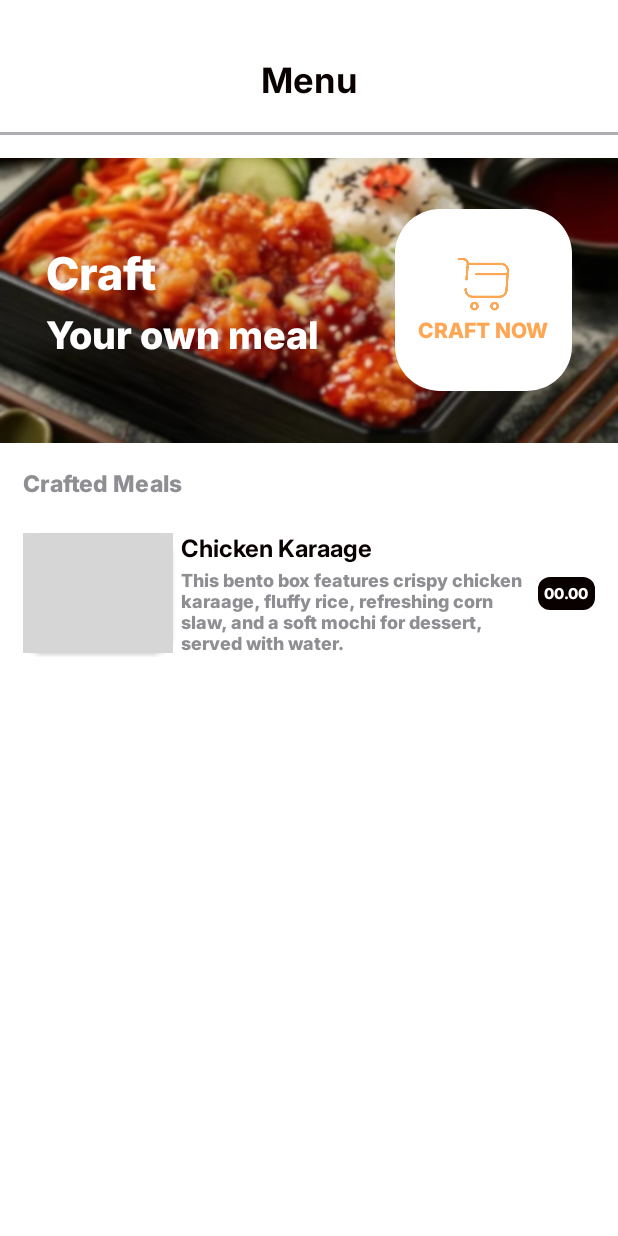
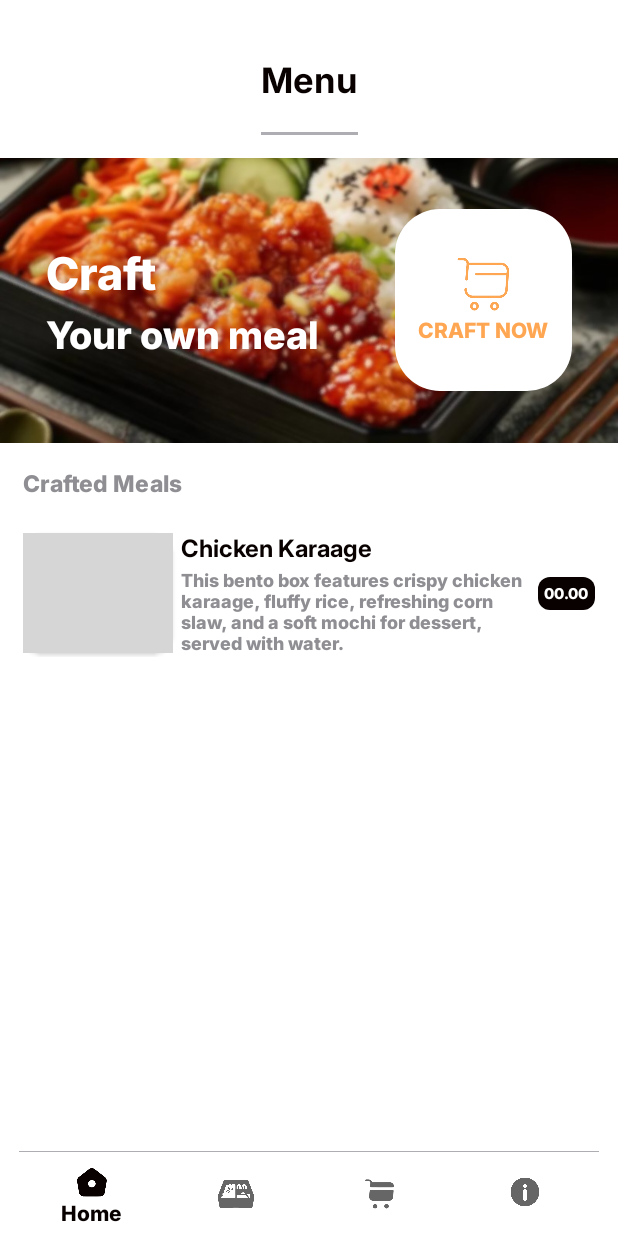
Before and after one commit to MigzReyes/Build-Your-Own-Meal, an Android app: the layout activity_menu.xml on its own in the app's theme, with its tools: preview values and no code run, on a phone screen of 412 x 824 dp. Run offline under Robolectric (Android 15) with nearby library versions, the phone set to English and light mode, and no system bars; grey boxes are pictures that could not be loaded.

Commit message:
MIGZ REYES
CHANGES

- Updated activity_about_us.xml
- Updated activity_menu.xml
- Added bottom_navigation_layout.xml
- Updated aboutUs.java
- Updated menu.java
- Updated nav_graph.xml

```diff
--- a/app/src/main/res/layout/fragment_menu.xml
+++ b/app/src/main/res/layout/activity_menu.xml
@@ -1,20 +1,31 @@
 <?xml version="1.0" encoding="utf-8"?>
-<LinearLayout xmlns:android="http://schemas.android.com/apk/res/android"
+<androidx.constraintlayout.widget.ConstraintLayout xmlns:android="http://schemas.android.com/apk/res/android"
     xmlns:app="http://schemas.android.com/apk/res-auto"
     xmlns:tools="http://schemas.android.com/tools"
     android:id="@+id/menu"
     android:layout_width="match_parent"
     android:layout_height="match_parent"
-    android:background="@color/white"
-    android:orientation="vertical">
+    android:background="@color/white">
 
     <include
-        layout="@layout/subtoolbar" />
+        android:id="@+id/appBarCon"
+        layout="@layout/subtoolbar"
+        android:layout_width="wrap_content"
+        android:layout_height="wrap_content"
+        app:layout_constraintEnd_toEndOf="parent"
+        app:layout_constraintStart_toStartOf="parent"
+        app:layout_constraintTop_toTopOf="parent" />
 
     <ScrollView
-        android:layout_width="match_parent"
-        android:layout_height="wrap_content"
-        android:orientation="vertical">
+        android:id="@+id/scrollView5"
+        android:layout_width="wrap_content"
+        android:layout_height="0dp"
+        android:orientation="vertical"
+        app:layout_constraintTop_toBottomOf="@id/appBarCon"
+        app:layout_constraintBottom_toTopOf="@id/botNavbar"
+        app:layout_constraintEnd_toEndOf="parent"
+        app:layout_constraintStart_toStartOf="parent"
+        tools:layout_editor_absoluteY="89dp">
 
         <LinearLayout
             android:layout_width="match_parent"
@@ -31,17 +42,17 @@
                 <ImageView
                     android:id="@+id/imageView6"
                     android:layout_width="match_parent"
+                    android:layout_height="wrap_content"
                     android:scaleType="fitXY"
-                    android:layout_height="wrap_content"
                     app:srcCompat="@drawable/bentomenubackground" />
 
                 <LinearLayout
                     android:id="@+id/craftYourMeal"
                     android:layout_width="match_parent"
                     android:layout_height="match_parent"
+                    android:layout_marginHorizontal="15dp"
                     android:layout_marginVertical="10dp"
                     android:orientation="horizontal"
-                    android:layout_marginHorizontal="15dp"
                     android:paddingHorizontal="15dp"
                     android:paddingVertical="20dp">
 
@@ -56,17 +67,17 @@
                             android:layout_width="match_parent"
                             android:layout_height="wrap_content"
                             android:fontFamily="@font/inter_18pt_extrabold"
+                            android:text="@string/craft"
                             android:textColor="@color/whiteBoldLetters"
-                            android:textSize="30sp"
-                            android:text="@string/craft" />
+                            android:textSize="30sp" />
 
                         <TextView
                             android:id="@+id/textView4"
                             android:layout_width="wrap_content"
                             android:layout_height="wrap_content"
                             android:fontFamily="@font/inter_18pt_extrabold"
+                            android:text="@string/yourOwnMeal"
                             android:textColor="@color/whiteBoldLetters"
-                            android:text="@string/yourOwnMeal"
                             android:textSize="25sp" />
                     </LinearLayout>
 
@@ -116,13 +127,13 @@
                     android:id="@+id/textView25"
                     android:layout_width="match_parent"
                     android:layout_height="0dp"
+                    android:layout_marginHorizontal="15dp"
+                    android:layout_marginBottom="10dp"
                     android:layout_weight="1"
                     android:fontFamily="@font/inter_18pt_extrabold"
-                    android:textSize="15sp"
+                    android:text="@string/craftedMeal"
                     android:textColor="@color/greyLetters"
-                    android:layout_marginHorizontal="15dp"
-                    android:layout_marginBottom="10dp"
-                    android:text="@string/craftedMeal" />
+                    android:textSize="15sp" />
 
 
                 <!-- MENU ITEM -->
@@ -130,8 +141,8 @@
                     android:id="@+id/menuCon"
                     android:layout_width="match_parent"
                     android:layout_height="wrap_content"
+                    android:layout_marginHorizontal="15dp"
                     android:layout_marginVertical="10dp"
-                    android:layout_marginHorizontal="15dp"
                     android:clickable="true"
                     android:focusable="true"
                     android:orientation="vertical">
@@ -159,16 +170,16 @@
                         <LinearLayout
                             android:layout_width="0dp"
                             android:layout_height="wrap_content"
+                            android:layout_marginHorizontal="5dp"
                             android:layout_weight="1"
-                            android:layout_marginHorizontal="5dp"
                             android:orientation="vertical">
 
                             <TextView
                                 android:id="@+id/textView8"
                                 android:layout_width="match_parent"
                                 android:layout_height="wrap_content"
+                                android:fontFamily="@font/inter_28pt_bold"
                                 android:text="@string/chickenKaraage"
-                                android:fontFamily="@font/inter_28pt_bold"
                                 android:textColor="@color/black"
                                 android:textSize="16sp" />
 
@@ -176,9 +187,9 @@
                                 android:id="@+id/textView9"
                                 android:layout_width="match_parent"
                                 android:layout_height="wrap_content"
+                                android:text="@string/chickenKaraageDescription"
                                 android:textColor="@color/greyLetters"
-                                android:textSize="12sp"
-                                android:text="@string/chickenKaraageDescription" />
+                                android:textSize="12sp" />
                         </LinearLayout>
 
                         <!-- ITEM PRICE -->
@@ -186,13 +197,13 @@
                             android:id="@+id/menuItemPrice"
                             android:layout_width="wrap_content"
                             android:layout_height="wrap_content"
+                            android:layout_gravity="center_vertical"
                             android:background="@drawable/price_tag_background"
-                            android:layout_gravity="center_vertical"
-                            android:textColor="@color/whiteBoldLetters"
                             android:paddingHorizontal="4dp"
                             android:paddingVertical="3dp"
+                            android:text="@string/priceItem"
+                            android:textColor="@color/whiteBoldLetters"
                             android:textSize="10sp"
-                            android:text="@string/priceItem"
                             tools:ignore="SmallSp" />
                     </LinearLayout>
                 </LinearLayout>
@@ -201,4 +212,18 @@
 
         </LinearLayout>
     </ScrollView>
-</LinearLayout>
+
+    <LinearLayout
+        android:id="@+id/botNavbar"
+        android:layout_width="wrap_content"
+        android:layout_height="wrap_content"
+        android:orientation="horizontal"
+        app:layout_constraintBottom_toBottomOf="parent"
+        app:layout_constraintEnd_toEndOf="parent"
+        app:layout_constraintStart_toStartOf="parent">
+
+        <include layout="@layout/bottom_navigation_layout" />
+
+    </LinearLayout>
+
+</androidx.constraintlayout.widget.ConstraintLayout>
--- /dev/null
+++ b/app/src/main/res/layout/bottom_navigation_layout.xml
@@ -0,0 +1,8 @@
+<?xml version="1.0" encoding="utf-8"?>
+<com.google.android.material.bottomnavigation.BottomNavigationView xmlns:android="http://schemas.android.com/apk/res/android"
+xmlns:app="http://schemas.android.com/apk/res-auto"
+    android:id="@+id/bottom_navigation"
+    android:layout_width="match_parent"
+    android:layout_height="wrap_content"
+    android:background="@drawable/bot_navbar_border"
+    app:menu="@menu/bottom_nav" />
--- a/app/src/main/res/layout/sidebartoolbar.xml
+++ b/app/src/main/res/layout/sidebartoolbar.xml
@@ -21,7 +21,8 @@
             android:layout_height="wrap_content"
             android:layout_gravity="center"
             android:text="@string/profile"
-            android:textSize="20sp" />
+            android:textSize="20sp"
+            android:textColor="@color/blackBoldLetters"/>
 
 
 </FrameLayout>
--- a/app/src/main/res/navigation/nav_graph.xml
+++ b/app/src/main/res/navigation/nav_graph.xml
@@ -11,11 +11,11 @@
         android:label="home_dashboard"
         tools:layout="@layout/fragment_home_dashboard"/>
 
-    <fragment
+    <activity
         android:id="@+id/menu"
         android:name="com.example.buildyourownmeal.menu"
         android:label="menu"
-        tools:layout="@layout/fragment_menu"/>
+        tools:layout="@layout/activity_menu"/>
 
     <activity
         android:id="@+id/cart"
@@ -23,10 +23,10 @@
         android:label="@string/cart"
         tools:layout="@layout/activity_cart"/>
 
-    <fragment
+    <activity
         android:id="@+id/aboutUs"
         android:name="com.example.buildyourownmeal.aboutUs"
         android:label="aboutUs"
-        tools:layout="@layout/fragment_about_us"/>
+        tools:layout="@layout/activity_about_us"/>
 
 </navigation>
```
Also changed, not shown: app/src/main/java/com/example/buildyourownmeal/aboutUs.java (+26 -12 lines), app/src/main/java/com/example/buildyourownmeal/menu.java (+27 -11 lines), app/src/main/res/layout/activity_about_us.xml (renamed from app/src/main/res/layout/fragment_about_us.xml, +22 -9 lines).
